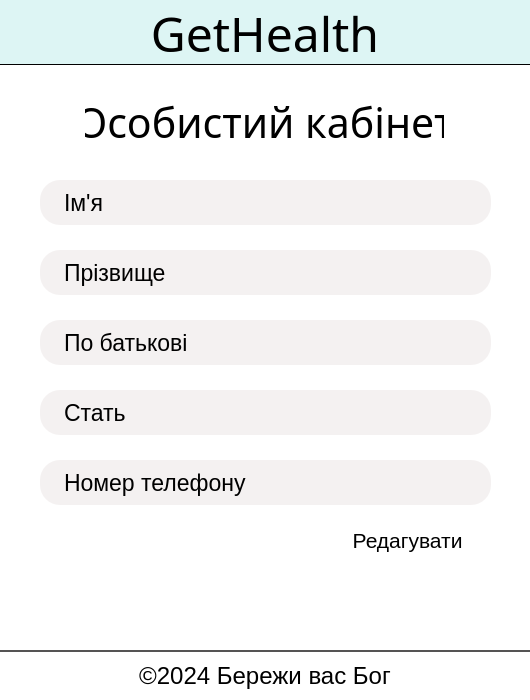
Before: the Qt Designer form personalaccount.ui in sopkodioni/gethealth, drawn with Qt 5.
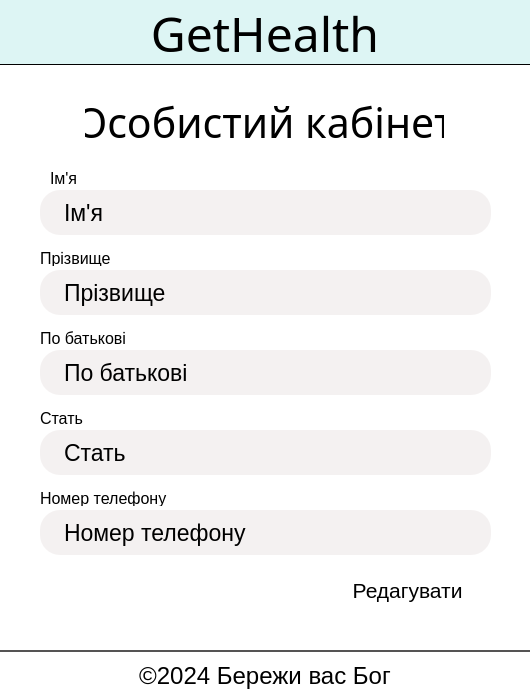
After: the same form once the commit is applied. Icons and pictures are not drawn.

Commit message: added display of user data

```diff
--- a/personalaccount.ui
+++ b/personalaccount.ui
@@ -115,7 +115,7 @@
    <property name="geometry">
     <rect>
      <x>330</x>
-     <y>520</y>
+     <y>570</y>
      <width>161</width>
      <height>41</height>
     </rect>
@@ -194,7 +194,7 @@
    <property name="geometry">
     <rect>
      <x>40</x>
-     <y>180</y>
+     <y>190</y>
      <width>451</width>
      <height>45</height>
     </rect>
@@ -218,7 +218,7 @@
    <property name="geometry">
     <rect>
      <x>40</x>
-     <y>250</y>
+     <y>270</y>
      <width>451</width>
      <height>45</height>
     </rect>
@@ -242,7 +242,7 @@
    <property name="geometry">
     <rect>
      <x>40</x>
-     <y>320</y>
+     <y>350</y>
      <width>451</width>
      <height>45</height>
     </rect>
@@ -266,7 +266,7 @@
    <property name="geometry">
     <rect>
      <x>40</x>
-     <y>390</y>
+     <y>430</y>
      <width>451</width>
      <height>45</height>
     </rect>
@@ -290,7 +290,7 @@
    <property name="geometry">
     <rect>
      <x>40</x>
-     <y>460</y>
+     <y>510</y>
      <width>451</width>
      <height>45</height>
     </rect>
@@ -390,6 +390,111 @@
     </size>
    </property>
   </widget>
+  <widget class="QLabel" name="label">
+   <property name="geometry">
+    <rect>
+     <x>50</x>
+     <y>170</y>
+     <width>49</width>
+     <height>16</height>
+    </rect>
+   </property>
+   <property name="font">
+    <font>
+     <pointsize>12</pointsize>
+    </font>
+   </property>
+   <property name="styleSheet">
+    <string notr="true">color: black;</string>
+   </property>
+   <property name="text">
+    <string>Ім'я</string>
+   </property>
+  </widget>
+  <widget class="QLabel" name="label_2">
+   <property name="geometry">
+    <rect>
+     <x>40</x>
+     <y>250</y>
+     <width>101</width>
+     <height>16</height>
+    </rect>
+   </property>
+   <property name="font">
+    <font>
+     <pointsize>12</pointsize>
+    </font>
+   </property>
+   <property name="styleSheet">
+    <string notr="true">color: black;</string>
+   </property>
+   <property name="text">
+    <string>Прізвище</string>
+   </property>
+  </widget>
+  <widget class="QLabel" name="label_3">
+   <property name="geometry">
+    <rect>
+     <x>40</x>
+     <y>330</y>
+     <width>101</width>
+     <height>16</height>
+    </rect>
+   </property>
+   <property name="font">
+    <font>
+     <pointsize>12</pointsize>
+    </font>
+   </property>
+   <property name="styleSheet">
+    <string notr="true">color: black;</string>
+   </property>
+   <property name="text">
+    <string>По батькові</string>
+   </property>
+  </widget>
+  <widget class="QLabel" name="label_4">
+   <property name="geometry">
+    <rect>
+     <x>40</x>
+     <y>410</y>
+     <width>101</width>
+     <height>16</height>
+    </rect>
+   </property>
+   <property name="font">
+    <font>
+     <pointsize>12</pointsize>
+    </font>
+   </property>
+   <property name="styleSheet">
+    <string notr="true">color: black;</string>
+   </property>
+   <property name="text">
+    <string>Стать</string>
+   </property>
+  </widget>
+  <widget class="QLabel" name="label_5">
+   <property name="geometry">
+    <rect>
+     <x>40</x>
+     <y>490</y>
+     <width>141</width>
+     <height>16</height>
+    </rect>
+   </property>
+   <property name="font">
+    <font>
+     <pointsize>12</pointsize>
+    </font>
+   </property>
+   <property name="styleSheet">
+    <string notr="true">color: black;</string>
+   </property>
+   <property name="text">
+    <string>Номер телефону</string>
+   </property>
+  </widget>
  </widget>
  <resources>
   <include location="Recources.qrc"/>
```
The commit also changes 2 other files.
